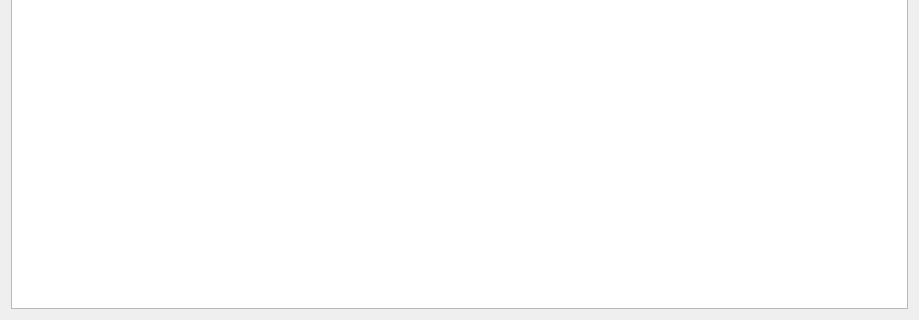
Old version of the form apps/nsxqt/ui/DialogSpaceGroup.ui in the repository k61n/openhkl; both pictures show x 0 to 919 and y 270 to 590 of the 919 by 590 pixel window.
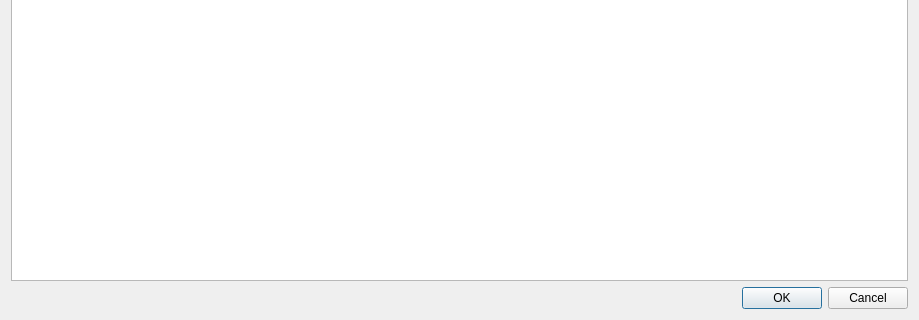
New version of the form.

```diff
--- a/apps/nsxqt/ui/DialogSpaceGroup.ui
+++ b/apps/nsxqt/ui/DialogSpaceGroup.ui
@@ -20,6 +20,13 @@
    <item row="0" column="0">
     <widget class="QTableView" name="tableView"/>
    </item>
+   <item row="1" column="0">
+    <widget class="QDialogButtonBox" name="cancelOK">
+     <property name="standardButtons">
+      <set>QDialogButtonBox::Cancel|QDialogButtonBox::Ok</set>
+     </property>
+    </widget>
+   </item>
   </layout>
  </widget>
  <resources/>
```
